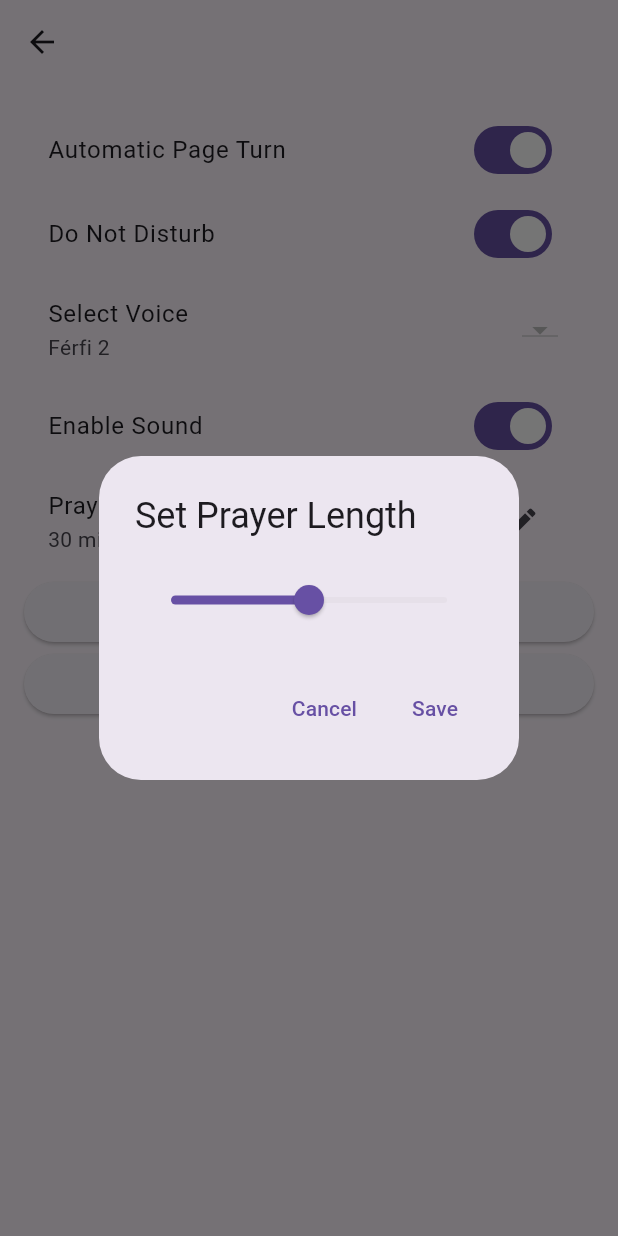
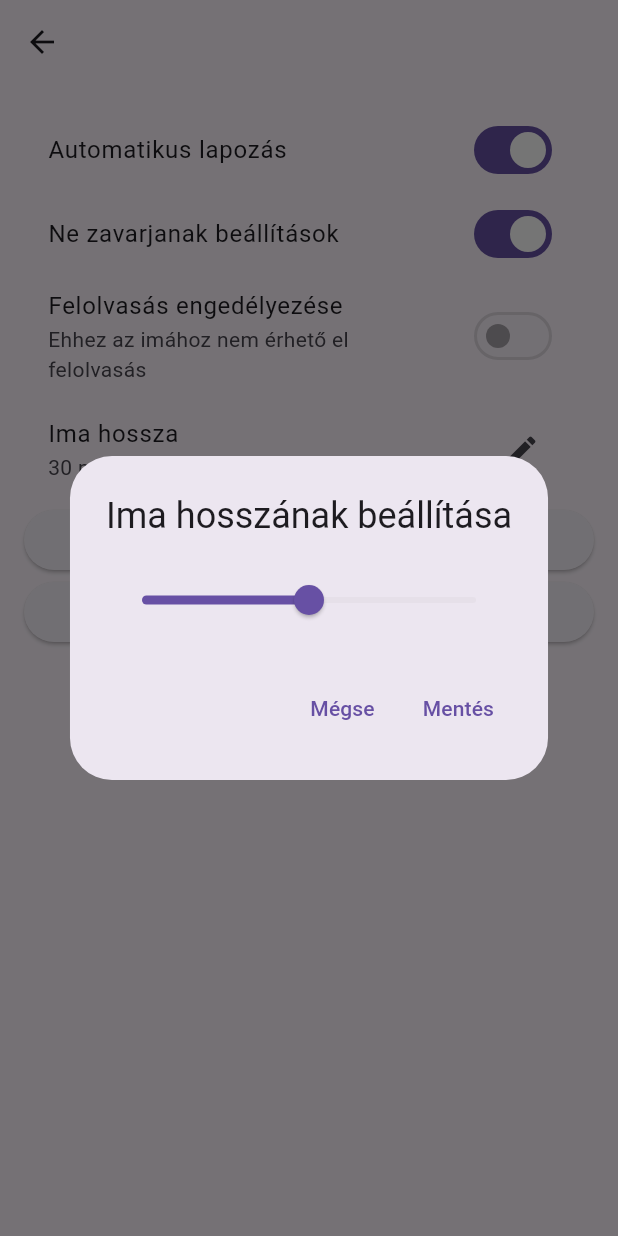
Before and after one commit to szentjozsefhackathon/ignacio_prayers_flutter_application, a Flutter app: the PrayerSettingsPage screen opened directly with empty values, after a tap on the "edit" icon, on a phone screen of 412 x 824 dp. Run offline on Flutter 3.47's test engine with Material 3 defaults, Android fonts, the phone set to English and light mode, and no system bars; our stand-ins replace just_audio, permission_handler, shared_preferences, vibration; missing offline and left inert: alarm, do_not_disturb, enum_to_string; accounts and stored records are empty; network calls fail.

Commit message:
prayer settings load strings from hungarian_language_constants and checking currentPrayer.voiceOptions.isEmpty is added and fixed

```diff
--- a/lib/constants/constants.dart
+++ b/lib/constants/constants.dart
@@ -1,8 +1,3 @@
-
-// Layout constants
-const String TITLE = 'Flutter Demo';
-const String APP_BAR_TITLE = 'Flutter Demo Home Page';
-
 // Data constants
 // Shared Preferencies keys
 // Data keys
--- /dev/null
+++ b/lib/constants/hungarian_language_constants.dart
@@ -0,0 +1,44 @@
+
+const String TITLE = 'Ignáci imák';
+const String APP_BAR_TITLE = 'Ignáci imák';
+
+const String ERROR = 'Hiba';
+const String OK = 'OK';
+const String CANCEL = 'Mégse';
+const String YES = 'Igen';
+const String NO = 'Nem';
+const String SAVE = 'Mentés';
+
+
+const String SETTINGS = 'Beállítások';
+const String DND_SETTINGS = 'Ne zavarjanak beállítások';
+const String THEME_MODE = 'Téma beállítása';
+
+const String IMPRESSUM = 'Impresszum';
+
+const Map<String, String> THEME_MODE_ENUM = {
+  'light': 'Világos',
+  'dark': 'Sötét',
+  'system': 'Rendszer',
+};
+
+const String DAILY_NOTIFIER = 'Napi értesítő';
+const String DAILY_NOTIFIER_HOUR = 'Napi értesítő óra';
+const String DAILY_NOTIFIER_MINUTE = 'Napi értesítő perc';
+
+
+// description settings page
+const String SETUP_PRAYER = 'Ima beállítása';
+
+
+// prayer settings page
+const String AUTO_PAGE_TURN = 'Automatikus lapozás';
+const String SELECT_VOICE = 'Felolvasó kiválasztása';
+const String ENABLE_SOUND = 'Felolvasás engedélyezése';
+const String DISABLED_FOR_THIS_PRAYER = 'Ehhez az imához nem érhető el felolvasás';
+const String PRAYER_LENGTH = 'Ima hossza';
+const String SET_PRAYER_LENGTH = 'Ima hosszának beállítása';
+const String MINUTES = 'perc';
+
+const String MORE_SETTINGS = 'További beállítások';
+const String START_PRAYER = 'IMÁDSÁG KEZDÉSE';
--- a/lib/main.dart
+++ b/lib/main.dart
@@ -6,16 +6,17 @@ import 'data_descriptors/user_settings_data.dart';
 import 'dart:io' show Platform;
 import 'package:permission_handler/permission_handler.dart';
 import 'package:alarm/alarm.dart';
+import 'constants/hungarian_language_constants.dart';
 
 void main() async {
   WidgetsFlutterBinding.ensureInitialized();
   await Alarm.init();
 
-  runApp(IgnacioPrayersApp());
+  runApp(const IgnacioPrayersApp());
 }
 
 class IgnacioPrayersApp extends StatefulWidget {
-  const IgnacioPrayersApp({Key? key}) : super(key: key);
+  const IgnacioPrayersApp({super.key});
 
   @override
   State<IgnacioPrayersApp> createState() => _IgnacioPrayersAppState();
@@ -28,6 +29,8 @@ class _IgnacioPrayersAppState extends State<IgnacioPrayersApp> {
 
   // TODO: multiple languages
   // final String defaultLocale = Platform.localeName;
+
+  // TODO: Permission handling
 
   // Add any state variables you need to update
   UserSettingsData _userSettingsData = UserSettingsData.withDefaults();
@@ -58,16 +61,15 @@ class _IgnacioPrayersAppState extends State<IgnacioPrayersApp> {
   @override
   Widget build(BuildContext context) {
     return MaterialApp(
-      title: 'Ignáci imák',
+      title: TITLE,
       theme: ThemeData.light(),
       darkTheme: ThemeData.dark(),
       themeMode: _userSettingsData.themeMode,
-      home: PrayerGroupsPage(title: 'Ignáci imák'),
       // theme: ThemeData(
       //   colorScheme: ColorScheme.fromSeed(seedColor: Colors.cyan.shade900),
       //   useMaterial3: true,
       // ),
-      // home: const MyHomePage(title: 'Flutter Demo Home Page'),
+      home: const PrayerGroupsPage(title: APP_BAR_TITLE),
       routes: {
         '/settings': (context) => SettingsPage(
           userSettings: _userSettingsData,
--- a/lib/menu/prayers_page.dart
+++ b/lib/menu/prayers_page.dart
@@ -3,8 +3,6 @@ import 'package:flutter/material.dart';
 import 'package:ignacio_prayers_flutter_application/data_descriptors/prayer.dart';
 import '../data_handlers/data_manager.dart';
 import '../prayer/prayer_description_page.dart';
-import 'package:grouped_list/grouped_list.dart';
-import 'dart:io';
 import 'package:flutter/foundation.dart'; // For kIsWeb
 
 
@@ -13,7 +11,7 @@ class PrayersPage extends StatelessWidget {
   final String title;
   final DataManager dataManager;
 
-  PrayersPage({required this.title, required this.prayers, required this.dataManager});
+  const PrayersPage({super.key, required this.title, required this.prayers, required this.dataManager});
 
   @override
   Widget build(BuildContext context) {
@@ -40,7 +38,7 @@ class PrayersPage extends StatelessWidget {
                   borderRadius: BorderRadius.circular(10.0),
                 ),
                 elevation: 4,
-                margin: EdgeInsets.all(10),
+                margin: const EdgeInsets.all(10),
                 child: InkWell(
                   onTap: () {
                       Navigator.push(
--- a/lib/prayer/prayer_settings_page.dart
+++ b/lib/prayer/prayer_settings_page.dart
@@ -1,10 +1,13 @@
 import 'package:flutter/material.dart';
+import 'package:flutter/foundation.dart';
+
+import '../constants/hungarian_language_constants.dart';
 import '../data_handlers/data_manager.dart';
 import '../data_descriptors/prayer.dart';
-import 'prayer_page.dart';
 import '../data_descriptors/user_settings_data.dart';
 import '../settings/user_settings_manager.dart';
-import 'package:flutter/foundation.dart';
+
+import 'prayer_page.dart';
 
 
 class PrayerSettingsPage extends StatefulWidget {
@@ -12,10 +15,10 @@ class PrayerSettingsPage extends StatefulWidget {
   final DataManager dataManager;
 
   const PrayerSettingsPage({
-    Key? key,
+    super.key,
     required this.prayer,
     required this.dataManager
-    }): super(key: key);
+    });
 
   @override
   _PrayerSettingsPageState createState() => _PrayerSettingsPageState();
@@ -53,6 +56,11 @@ class _PrayerSettingsPageState extends State<PrayerSettingsPage> {
   Widget build(BuildContext context) {
     final Prayer currentPrayer = widget.prayer;
 
+    // If there are no voice options, disable sound
+    if (currentPrayer.voiceOptions.isEmpty) {
+      _userSettingsData.prayerSoundEnabled = false;
+    }
+
     return Scaffold(
       appBar: AppBar(
         title: Text(currentPrayer.title),
@@ -61,7 +69,7 @@ class _PrayerSettingsPageState extends State<PrayerSettingsPage> {
         padding: const EdgeInsets.all(16.0),
         children: [
           SwitchListTile(
-            title: const Text("Automatic Page Turn"),
+            title: const Text(AUTO_PAGE_TURN),
             value: _userSettingsData.autoPageTurn,
             onChanged: (newValue) {
               _userSettingsData.autoPageTurn = newValue;
@@ -70,19 +78,19 @@ class _PrayerSettingsPageState extends State<PrayerSettingsPage> {
           ),
           if(!kIsWeb)
             SwitchListTile(
-              title: const Text("Do Not Disturb"),
+              title: const Text(DND_SETTINGS),
               value: _userSettingsData.dnd,
               onChanged: (newValue) {
                 _userSettingsData.dnd = newValue;
                 _updateUserSettings(_userSettingsData);
               },
             ),
-          if (currentPrayer.voiceOptions != [])
+          if (currentPrayer.voiceOptions.isNotEmpty)
             ListTile(
-              title: const Text("Select Voice"),
+              title: const Text(SELECT_VOICE),
               subtitle: Text(_userSettingsData.voiceChoice),
               trailing: DropdownButton<String>(
-                value: _userSettingsData.voiceChoice, //TODO: check if this voice is available
+                value: _userSettingsData.voiceChoice,
                 onChanged: (newValue) {
                   if (newValue != null) {
                     _userSettingsData.voiceChoice = newValue;
@@ -97,9 +105,9 @@ class _PrayerSettingsPageState extends State<PrayerSettingsPage> {
                     .toList(),
               ),
             ),
-          if (currentPrayer.voiceOptions != [])
+          if (currentPrayer.voiceOptions.isNotEmpty)
             SwitchListTile(
-              title: const Text("Enable Sound"),
+              title: const Text(ENABLE_SOUND),
               value: _userSettingsData.prayerSoundEnabled,
               onChanged: (newValue) {
                 _userSettingsData.prayerSoundEnabled = newValue;
@@ -108,22 +116,24 @@ class _PrayerSettingsPageState extends State<PrayerSettingsPage> {
             )
           else
             ListTile(
-              title: Text("Enable Sound"),
-              subtitle: Text("Disabled for this prayer"),
-              trailing: Switch(value: false, onChanged: null),
+              title: const Text(ENABLE_SOUND),
+              subtitle: const Text(DISABLED_FOR_THIS_PRAYER),
+              trailing: Switch(
+                value: _userSettingsData.prayerSoundEnabled,
+                onChanged: null),
             ),
           ListTile(
-            title: Text("Prayer Length"),
+            title: const Text(PRAYER_LENGTH),
             subtitle: Text("${_userSettingsData.prayerLength} minutes"),
             trailing: IconButton(
-              icon: Icon(Icons.edit),
+              icon: const Icon(Icons.edit),
               onPressed: () {
                 showDialog(
                   context: context,
                   builder: (context) {
                     int tempLength = _userSettingsData.prayerLength;
                     return AlertDialog(
-                      title: Text("Set Prayer Length"),
+                      title: const Text(SET_PRAYER_LENGTH),
                       content: StatefulBuilder(
                         builder: (BuildContext context, StateSetter setState) {
                           return Column(
@@ -134,7 +144,7 @@ class _PrayerSettingsPageState extends State<PrayerSettingsPage> {
                                 min: currentPrayer.minTimeInMinutes.toDouble(),
                                 max: 60,
                                 divisions: 60 - currentPrayer.minTimeInMinutes,
-                                label: "$tempLength minutes",
+                                label: "$tempLength $MINUTES",
                                 onChanged: (value) {
                                   setState(() {
                                     tempLength = value.toInt();
@@ -150,7 +160,7 @@ class _PrayerSettingsPageState extends State<PrayerSettingsPage> {
                           onPressed: () {
                             Navigator.pop(context);
                           },
-                          child: Text("Cancel"),
+                          child: const Text(CANCEL),
                         ),
                         TextButton(
                           onPressed: () {
@@ -158,7 +168,7 @@ class _PrayerSettingsPageState extends State<PrayerSettingsPage> {
                             _updateUserSettings(_userSettingsData);
                             Navigator.pop(context);
                           },
-                          child: Text("Save"),
+                          child: const Text(SAVE),
                         ),
                       ],
                     );
@@ -171,7 +181,7 @@ class _PrayerSettingsPageState extends State<PrayerSettingsPage> {
             onPressed: () {
               Navigator.pushNamed(context, '/settings');
             },
-            child: Text("More settings"),
+            child: const Text(MORE_SETTINGS),
           ),
           ElevatedButton(
             onPressed: () {
@@ -182,7 +192,7 @@ class _PrayerSettingsPageState extends State<PrayerSettingsPage> {
                 ),
               );
             },
-            child: Text("Start Prayer"),
+            child: const Text(START_PRAYER),
           ),
         ],
       ),
--- a/lib/settings/settings_page.dart
+++ b/lib/settings/settings_page.dart
@@ -8,6 +8,8 @@ import 'package:flutter/foundation.dart';
 import 'impressum_page.dart';
 import 'switch_card.dart';
 import 'enum_card.dart';
+
+import '../constants/hungarian_language_constants.dart';
 
 import '../alarm_service/screens/edit_alarm.dart';
 import '../alarm_service/screens/ring.dart';
@@ -50,9 +52,9 @@ class _SettingsPageState extends State<SettingsPage> {
   Widget build(BuildContext context) {
     return Scaffold(
         appBar: AppBar(
-          title: Text("Settings"),
+          title: const Text(SETTINGS),
           leading: IconButton(
-            icon: Icon(Icons.arrow_back),
+            icon: const Icon(Icons.arrow_back),
             onPressed: () {
               Navigator.pop(context);
             },
@@ -221,7 +223,7 @@ class _SettingsOptionsState extends State<SettingsOptions> {
               children: <Widget>[
                 if(!kIsWeb)
                   SwitchCard<String>( //TODO: change to EnumCard because of the new way of handling do not disturb
-                    title: 'Settings',
+                    title: DND_SETTINGS,
                     values: _switchStates,
                     onChanged: _dndStateChanged,
                     switchLabels: {
@@ -297,7 +299,7 @@ class _SettingsOptionsState extends State<SettingsOptions> {
                       );
                     },
                     child: Center(
-                      child: Text("Impressum"),
+                      child: Text(IMPRESSUM),
                     ),
                   ),
                 ),
```
Also changed, not shown: lib/constants/language_constants.dart (+9 -0 lines), lib/menu/prayer_groups_page.dart (+5 -5 lines), lib/prayer/prayer_description_page.dart (+5 -6 lines).
